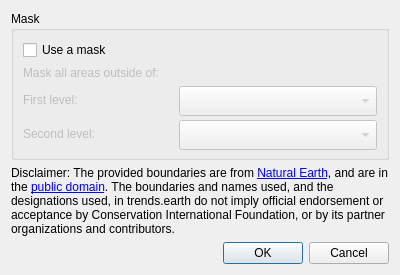
ConservationInternational/trends.earth, file LDMP/gui/DlgReportingBasemap.ui: the form before one commit.
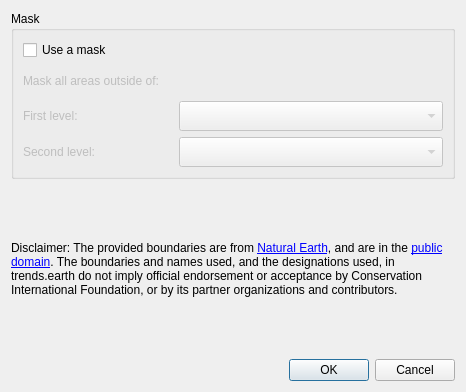
The form after the commit.

```diff
--- a/LDMP/gui/DlgReportingBasemap.ui
+++ b/LDMP/gui/DlgReportingBasemap.ui
@@ -6,8 +6,8 @@
    <rect>
     <x>0</x>
     <y>0</y>
-    <width>400</width>
-    <height>275</height>
+    <width>466</width>
+    <height>392</height>
    </rect>
   </property>
   <property name="minimumSize">
```
